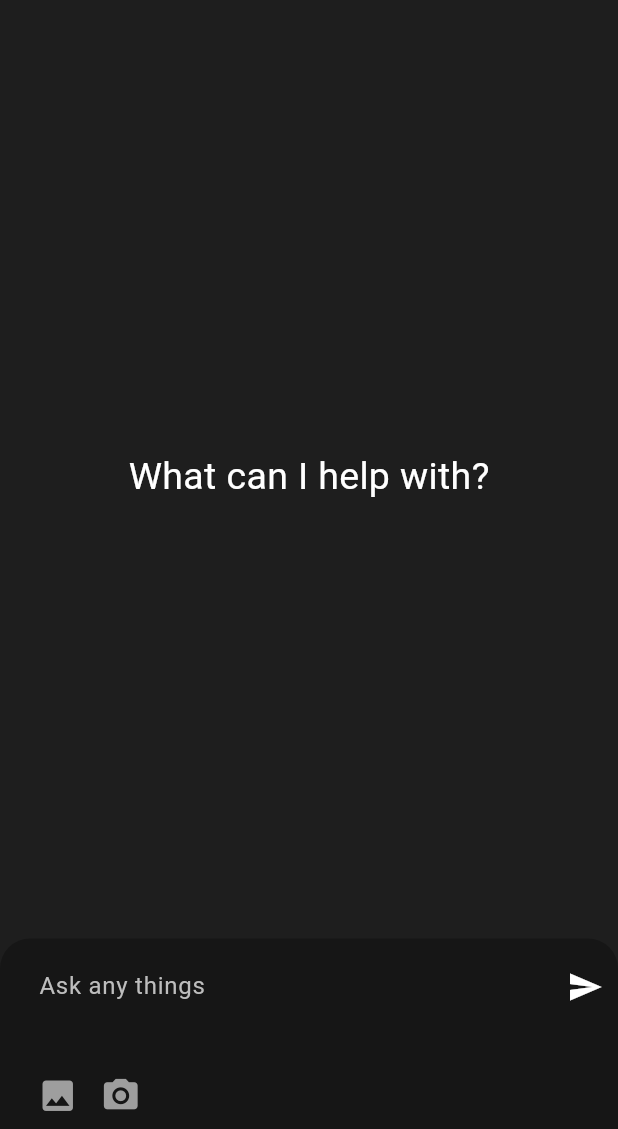
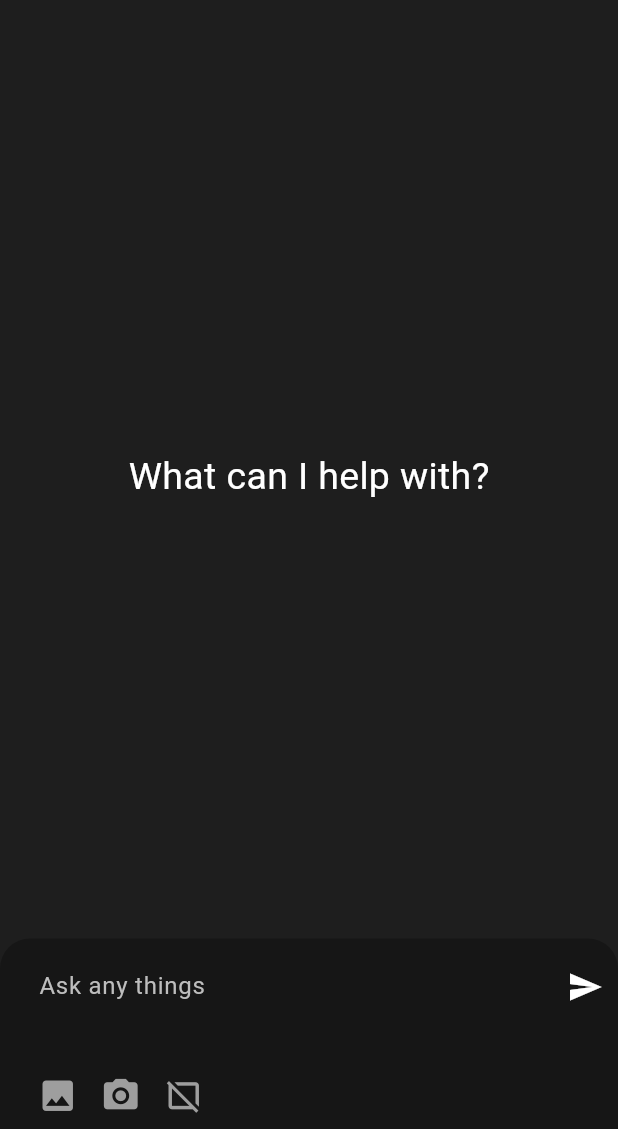
Before and after one commit to Rijan77/guffgaff-chatbot, a Flutter app: the screen it shows after launch, on a phone screen of 412 x 824 dp, the part 107-1236 px from its top. Run offline on Flutter 3.47's test engine with Material 3 defaults, Android fonts, the phone set to English and light mode, and no system bars; our stand-ins replace flutter_gemini, flutter_riverpod.

Commit message:
Add some icons

```diff
--- a/lib/pages/MyHomePage.dart
+++ b/lib/pages/MyHomePage.dart
@@ -102,7 +102,11 @@ class _MyhomepageState extends ConsumerState<Myhomepage> {
 
                           SizedBox(width: 15,),
 
-                          Icon(Icons.camera_alt, color: Colors.grey, size: 27,)
+                          Icon(Icons.camera_alt, color: Colors.grey, size: 27,),
+
+                          SizedBox(width: 15,),
+
+                          Icon(Icons.browser_not_supported, color: Colors.grey, size: 27,)
                         ],
                       ),
                     ),
```
